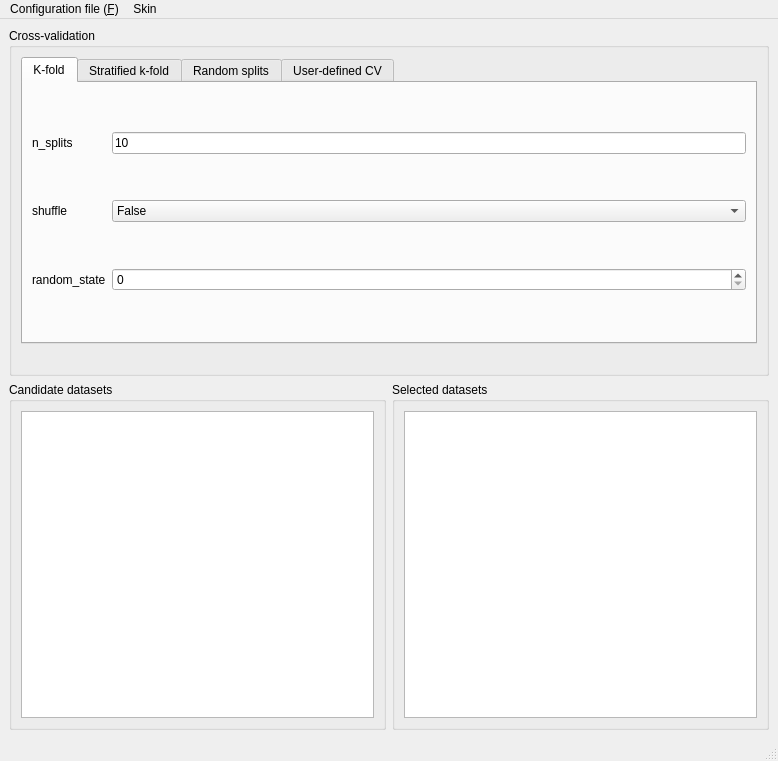
Old version of the form GUI/easylearn_model_evaluation_gui.ui in the repository easylearn-fmri/easylearn_dev.
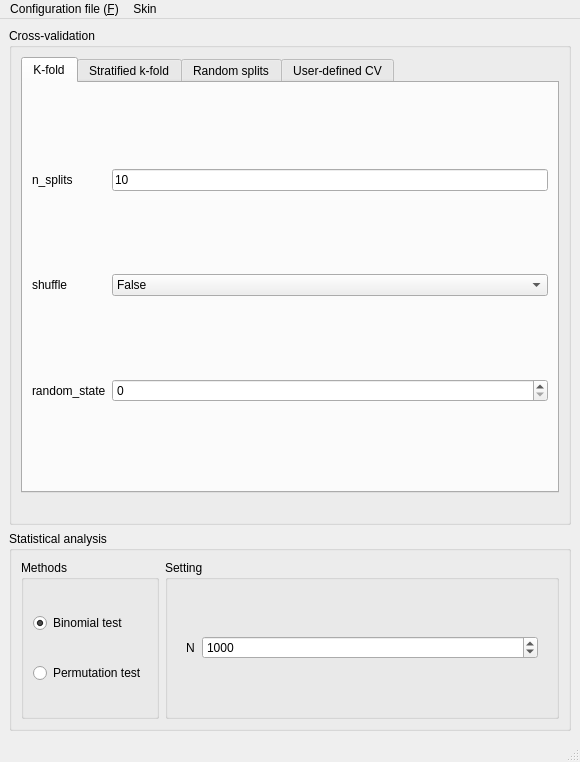
New version of the form. The open tabs and pages were chosen to show the change.

Commit message: eslearn evaluation

```diff
--- a/GUI/easylearn_model_evaluation_gui.ui
+++ b/GUI/easylearn_model_evaluation_gui.ui
@@ -6,8 +6,8 @@
    <rect>
     <x>0</x>
     <y>0</y>
-    <width>778</width>
-    <height>761</height>
+    <width>580</width>
+    <height>762</height>
    </rect>
   </property>
   <property name="windowTitle">
@@ -15,33 +15,102 @@
   </property>
   <widget class="QWidget" name="centralwidget">
    <layout class="QGridLayout" name="gridLayout_4">
-    <item row="2" column="1">
-     <widget class="QGroupBox" name="groupBox_selected">
+    <item row="2" column="0" colspan="2">
+     <widget class="QGroupBox" name="groupBox_statisticalanalysis">
+      <property name="minimumSize">
+       <size>
+        <width>0</width>
+        <height>100</height>
+       </size>
+      </property>
+      <property name="maximumSize">
+       <size>
+        <width>16777215</width>
+        <height>200</height>
+       </size>
+      </property>
       <property name="title">
-       <string>Selected datasets</string>
+       <string>Statistical analysis</string>
       </property>
-      <layout class="QGridLayout" name="gridLayout_6">
+      <layout class="QGridLayout" name="gridLayout_9">
        <item row="0" column="0">
-        <widget class="QListWidget" name="listWidget_selected_datasets">
-         <property name="contextMenuPolicy">
-          <enum>Qt::CustomContextMenu</enum>
+        <widget class="QGroupBox" name="groupBox_2">
+         <property name="title">
+          <string>Methods</string>
          </property>
-         <property name="acceptDrops">
-          <bool>true</bool>
+         <layout class="QGridLayout" name="gridLayout_5">
+          <item row="0" column="0">
+           <widget class="QRadioButton" name="radioButton_binomialtest">
+            <property name="text">
+             <string>Binomial test</string>
+            </property>
+            <property name="checked">
+             <bool>true</bool>
+            </property>
+           </widget>
+          </item>
+          <item row="1" column="0">
+           <widget class="QRadioButton" name="radioButton_permutationtest">
+            <property name="text">
+             <string>Permutation test</string>
+            </property>
+           </widget>
+          </item>
+         </layout>
+        </widget>
+       </item>
+       <item row="0" column="1">
+        <widget class="QGroupBox" name="groupBox">
+         <property name="title">
+          <string>Setting</string>
          </property>
-         <property name="dragEnabled">
-          <bool>false</bool>
-         </property>
-         <property name="dragDropMode">
-          <enum>QAbstractItemView::DropOnly</enum>
-         </property>
+         <layout class="QGridLayout" name="gridLayout_8">
+          <item row="0" column="0">
+           <widget class="QStackedWidget" name="stackedWidget_statisticalanalysissetting">
+            <property name="currentIndex">
+             <number>0</number>
+            </property>
+            <widget class="QWidget" name="to_binomialtest"/>
+            <widget class="QWidget" name="to_permutationtest">
+             <layout class="QGridLayout" name="gridLayout_6">
+              <item row="0" column="1">
+               <widget class="QSpinBox" name="spinBox_permutaiontest_n">
+                <property name="maximum">
+                 <number>10000</number>
+                </property>
+                <property name="singleStep">
+                 <number>100</number>
+                </property>
+                <property name="value">
+                 <number>1000</number>
+                </property>
+               </widget>
+              </item>
+              <item row="0" column="0">
+               <widget class="QLabel" name="label_4">
+                <property name="maximumSize">
+                 <size>
+                  <width>10</width>
+                  <height>16777215</height>
+                 </size>
+                </property>
+                <property name="text">
+                 <string>N</string>
+                </property>
+               </widget>
+              </item>
+             </layout>
+            </widget>
+           </widget>
+          </item>
+         </layout>
         </widget>
        </item>
       </layout>
      </widget>
     </item>
     <item row="0" column="0" colspan="2">
-     <widget class="QGroupBox" name="groupBox_3">
+     <widget class="QGroupBox" name="groupBox_CV">
       <property name="minimumSize">
        <size>
         <width>0</width>
@@ -78,20 +147,6 @@
              </property>
             </widget>
            </item>
-           <item row="1" column="0">
-            <widget class="QLabel" name="label_7">
-             <property name="text">
-              <string>shuffle</string>
-             </property>
-            </widget>
-           </item>
-           <item row="0" column="0">
-            <widget class="QLabel" name="label">
-             <property name="text">
-              <string>n_splits</string>
-             </property>
-            </widget>
-           </item>
            <item row="0" column="2">
             <widget class="QLineEdit" name="lineEdit_kfold_n_splits">
              <property name="text">
@@ -99,20 +154,6 @@
              </property>
             </widget>
            </item>
-           <item row="1" column="2">
-            <widget class="QComboBox" name="comboBox_kfold_shuffle">
-             <item>
-              <property name="text">
-               <string>False</string>
-              </property>
-             </item>
-             <item>
-              <property name="text">
-               <string>True</string>
-              </property>
-             </item>
-            </widget>
-           </item>
            <item row="2" column="2">
             <widget class="QSpinBox" name="spinBox_kfold_randomstate">
              <property name="maximum">
@@ -120,6 +161,34 @@
              </property>
             </widget>
            </item>
+           <item row="1" column="2">
+            <widget class="QComboBox" name="comboBox_kfold_shuffle">
+             <item>
+              <property name="text">
+               <string>False</string>
+              </property>
+             </item>
+             <item>
+              <property name="text">
+               <string>True</string>
+              </property>
+             </item>
+            </widget>
+           </item>
+           <item row="1" column="0">
+            <widget class="QLabel" name="label_7">
+             <property name="text">
+              <string>shuffle</string>
+             </property>
+            </widget>
+           </item>
+           <item row="0" column="0">
+            <widget class="QLabel" name="label">
+             <property name="text">
+              <string>n_splits</string>
+             </property>
+            </widget>
+           </item>
           </layout>
          </widget>
          <widget class="QWidget" name="tab_stratifiedkfold">
@@ -285,31 +354,6 @@
       </layout>
      </widget>
     </item>
-    <item row="2" column="0">
-     <widget class="QGroupBox" name="groupBox_candidate">
-      <property name="minimumSize">
-       <size>
-        <width>0</width>
-        <height>200</height>
-       </size>
-      </property>
-      <property name="title">
-       <string>Candidate datasets</string>
-      </property>
-      <layout class="QVBoxLayout" name="verticalLayout">
-       <item>
-        <widget class="QListWidget" name="listWidget_candidate_datasets">
-         <property name="acceptDrops">
-          <bool>false</bool>
-         </property>
-         <property name="dragEnabled">
-          <bool>true</bool>
-         </property>
-        </widget>
-       </item>
-      </layout>
-     </widget>
-    </item>
    </layout>
   </widget>
   <widget class="QMenuBar" name="menubar">
@@ -317,7 +361,7 @@
     <rect>
      <x>0</x>
      <y>0</y>
-     <width>778</width>
+     <width>580</width>
      <height>26</height>
     </rect>
    </property>
```
The commit also changes 7 other files.
